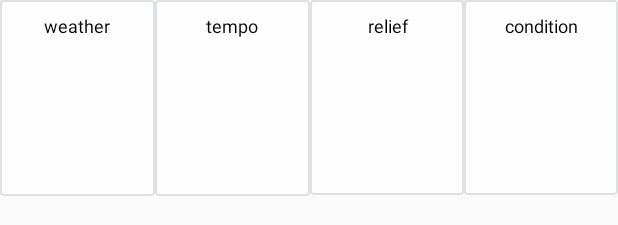
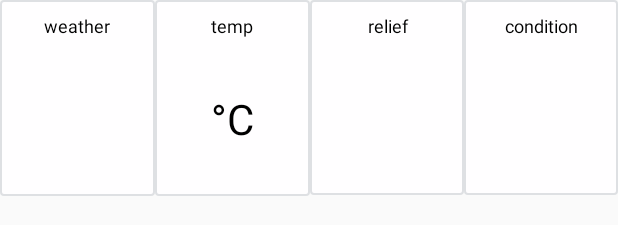
Before and after one commit to kazakov24alex/RunBoyRun-android-client, an Android app: the layout fragment_condition_panel.xml on its own in the app's theme, with its tools: preview values and no code run, on a phone screen of 412 x 824 dp. Shown: the top 225 px of the screen. Run offline under Robolectric (Android 15) with nearby library versions, the phone set to English and light mode, and no system bars.

Commit message:
description variants

```diff
--- a/app/src/main/java/twoAK/runboyrun/fragments/activity_page/DescriptionPanelFragment.java
+++ b/app/src/main/java/twoAK/runboyrun/fragments/activity_page/DescriptionPanelFragment.java
@@ -14,6 +14,8 @@ public class DescriptionPanelFragment extends Fragment {
 
     private TextView mDescriptionValue;
 
+    private String mDescription;
+
 
     @Override
     public View onCreateView(LayoutInflater inflater, ViewGroup container, Bundle savedInstanceState) {
@@ -21,12 +23,13 @@ public class DescriptionPanelFragment extends Fragment {
         View rootView = inflater.inflate(R.layout.fragment_description_panel, container, false);
 
         mDescriptionValue = (TextView) rootView.findViewById(R.id.description_panel_text_value);
+        mDescriptionValue.setText(mDescription);
 
         return rootView;
     }
 
     public void setDescriptionValue(String description) {
-        mDescriptionValue.setText(description);
+        mDescription = description;
     }
 
 }
--- a/app/src/main/res/layout/fragment_condition_panel.xml
+++ b/app/src/main/res/layout/fragment_condition_panel.xml
@@ -1,14 +1,15 @@
 <?xml version="1.0" encoding="utf-8"?>
 <LinearLayout xmlns:android="http://schemas.android.com/apk/res/android"
-    android:orientation="horizontal" android:layout_width="match_parent"
-    android:layout_height="match_parent">
+    android:layout_width="match_parent"
+    android:layout_height="wrap_content"
+    android:orientation="horizontal">
 
     <LinearLayout
         android:layout_width="match_parent"
         android:layout_height="wrap_content"
+        android:layout_weight="1"
+        android:background="@drawable/background_custom"
         android:orientation="horizontal"
-        android:background="@drawable/background_custom"
-        android:layout_weight="1"
         android:padding="3dp">
 
         <LinearLayout xmlns:android="http://schemas.android.com/apk/res/android"
@@ -30,23 +31,23 @@
                 android:id="@+id/condition_panel_image_weather"
                 android:layout_width="match_parent"
                 android:layout_height="wrap_content"
-                android:scaleType="centerCrop"
-                android:padding="1dp"/>
+                android:padding="1dp"
+                android:scaleType="centerCrop" />
         </LinearLayout>
 
     </LinearLayout>
 
     <LinearLayout
         android:layout_width="match_parent"
-        android:layout_height="wrap_content"
+        android:layout_height="match_parent"
+        android:layout_weight="1"
+        android:background="@drawable/background_custom"
         android:orientation="horizontal"
-        android:background="@drawable/background_custom"
-        android:layout_weight="1"
         android:padding="3dp">
 
         <LinearLayout xmlns:android="http://schemas.android.com/apk/res/android"
             android:layout_width="match_parent"
-            android:layout_height="wrap_content"
+            android:layout_height="match_parent"
             android:orientation="vertical">
 
             <TextView
@@ -59,12 +60,18 @@
                 android:textColor="@android:color/black"
                 android:textSize="12sp" />
 
-            <twoAK.runboyrun.adapters.SquareImageView
-                android:id="@+id/condition_panel_image_temperature"
+            <TextView
+                android:id="@+id/condition_panel_text_temperature_value"
                 android:layout_width="match_parent"
                 android:layout_height="match_parent"
-                android:scaleType="centerCrop"
-                android:padding="1dp"/>
+                android:gravity="center_vertical"
+                android:lineSpacingExtra="8sp"
+                android:padding="5dp"
+                android:text="°C"
+                android:textAlignment="center"
+                android:textColor="@android:color/black"
+                android:textSize="28sp" />
+
         </LinearLayout>
 
     </LinearLayout>
@@ -72,9 +79,9 @@
     <LinearLayout
         android:layout_width="match_parent"
         android:layout_height="wrap_content"
+        android:layout_weight="1"
+        android:background="@drawable/background_custom"
         android:orientation="horizontal"
-        android:background="@drawable/background_custom"
-        android:layout_weight="1"
         android:padding="3dp">
 
         <LinearLayout xmlns:android="http://schemas.android.com/apk/res/android"
@@ -96,7 +103,7 @@
                 android:id="@+id/condition_panel_image_relief"
                 android:layout_width="match_parent"
                 android:layout_height="match_parent"
-                android:padding="1dp"/>
+                android:padding="1dp" />
         </LinearLayout>
 
     </LinearLayout>
@@ -104,10 +111,10 @@
     <LinearLayout
         android:layout_width="match_parent"
         android:layout_height="wrap_content"
+        android:layout_weight="1"
+        android:background="@drawable/background_custom"
         android:orientation="horizontal"
-        android:background="@drawable/background_custom"
-        android:padding="3dp"
-        android:layout_weight="1">
+        android:padding="3dp">
 
         <LinearLayout
             android:layout_width="match_parent"
--- a/app/src/main/res/values/strings.xml
+++ b/app/src/main/res/values/strings.xml
@@ -181,7 +181,7 @@
 
     <!-- Condition panel fragment -->
     <string name="condition_panel_text_weather">weather</string>
-    <string name="condition_panel_text_temperature">tempo</string>
+    <string name="condition_panel_text_temperature">temp</string>
     <string name="condition_panel_text_relief">relief</string>
     <string name="condition_panel_text_condition">condition</string>
 
```
Also changed, not shown: app/src/main/java/twoAK/runboyrun/activities/ActivityPageActivity.java (+26 -4 lines), app/src/main/java/twoAK/runboyrun/fragments/activity_page/ConditionPanelFragment.java (+9 -2 lines), app/src/main/res/layout/content_activity_page.xml (+11 -4 lines).
